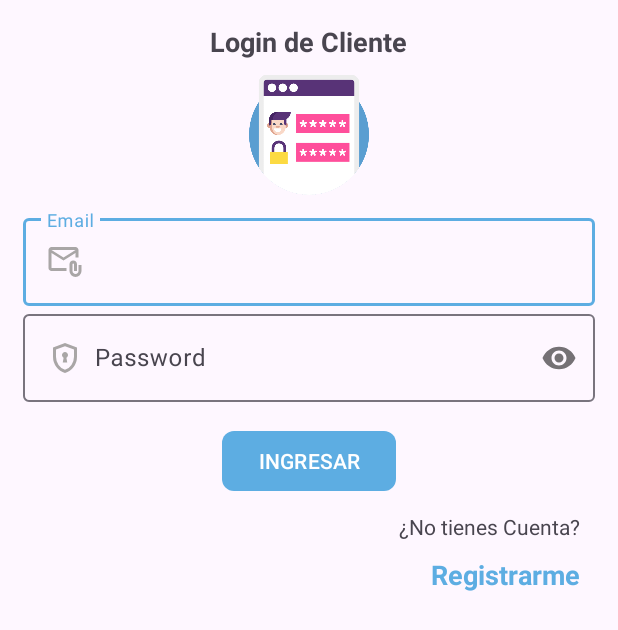
After one commit to Daniel888Mendez/TiendaVirtual, an Android app: the LoginClienteActivity screen opened directly, with no data from a screen before it, on a phone screen of 412 x 824 dp. The commit adds this screen. Shown: the top 630 px of the screen. Run offline under Robolectric (Android 15) with nearby library versions, the phone set to English and light mode, and no system bars.

Commit message:
Se ha creado la interface para Login de usuario

```diff
--- a/app/src/main/AndroidManifest.xml
+++ b/app/src/main/AndroidManifest.xml
@@ -13,6 +13,9 @@
         android:roundIcon="@mipmap/ic_launcher_round"
         android:supportsRtl="true"
         android:theme="@style/Theme.TiendaVirtual">
+        <activity
+            android:name=".Cliente.LoginClienteActivity"
+            android:exported="false" />
         <activity
             android:name=".Cliente.RegistroClienteActivity"
             android:exported="false" />
--- /dev/null
+++ b/app/src/main/java/com/dmo/tiendavirtual/Cliente/LoginClienteActivity.kt
@@ -0,0 +1,16 @@
+package com.dmo.tiendavirtual.Cliente
+
+import android.os.Bundle
+import androidx.activity.enableEdgeToEdge
+import androidx.appcompat.app.AppCompatActivity
+import androidx.core.view.ViewCompat
+import androidx.core.view.WindowInsetsCompat
+import com.dmo.tiendavirtual.R
+
+class LoginClienteActivity : AppCompatActivity() {
+    override fun onCreate(savedInstanceState: Bundle?) {
+        super.onCreate(savedInstanceState)
+        setContentView(R.layout.activity_login_cliente)
+
+    }
+}
--- /dev/null
+++ b/app/src/main/res/layout/activity_login_cliente.xml
@@ -0,0 +1,100 @@
+<?xml version="1.0" encoding="utf-8"?>
+<RelativeLayout
+    xmlns:android="http://schemas.android.com/apk/res/android"
+    xmlns:app="http://schemas.android.com/apk/res-auto"
+    xmlns:tools="http://schemas.android.com/tools"
+    android:id="@+id/main"
+    android:layout_width="match_parent"
+    android:layout_height="match_parent"
+    tools:context=".Cliente.LoginClienteActivity">
+    <androidx.appcompat.widget.LinearLayoutCompat
+        android:layout_width="match_parent"
+        android:layout_height="wrap_content"
+        android:orientation="vertical"
+        android:padding="15dp">
+
+        <TextView
+            android:text="@string/txtLoginC"
+            android:textSize="18dp"
+            android:textStyle="bold"
+            android:layout_gravity="center"
+            android:layout_width="wrap_content"
+            android:layout_height="wrap_content"/>
+        <androidx.appcompat.widget.AppCompatImageView
+            android:layout_width="80dp"
+            android:layout_height="80dp"
+            android:layout_gravity="center"
+            android:src="@drawable/login_cliente"
+            android:layout_marginTop="10dp"
+            android:layout_marginBottom="10dp"/>
+
+        <!--Email-->
+        <com.google.android.material.textfield.TextInputLayout
+            android:layout_width="match_parent"
+            android:layout_height="wrap_content">
+            <EditText
+                android:hint="@string/etEmailV"
+                android:id="@+id/etEmailC"
+                android:inputType="text"
+                android:drawableStart="@drawable/icono_email"
+                android:drawablePadding="8dp"
+                android:layout_width="match_parent"
+                android:layout_height="wrap_content"/>
+
+        </com.google.android.material.textfield.TextInputLayout>
+
+        <!--Password-->
+        <com.google.android.material.textfield.TextInputLayout
+            android:layout_width="match_parent"
+            android:layout_height="wrap_content"
+            app:passwordToggleEnabled="true">
+            <EditText
+                android:id="@+id/etPasswordC"
+                android:hint="@string/etPasswordV"
+                android:drawableStart="@drawable/icono_password"
+                android:drawablePadding="8dp"
+                android:inputType="textPassword"
+                android:layout_width="match_parent"
+                android:layout_height="wrap_content"/>
+
+        </com.google.android.material.textfield.TextInputLayout>
+
+        <!--LoginCliente-->
+        <com.google.android.material.button.MaterialButton
+            android:id="@+id/btnLoginC"
+            android:text="@string/btnLoginC"
+            android:layout_gravity="center"
+            android:layout_marginTop="15dp"
+            android:textAllCaps="true"
+            app:cornerRadius="8dp"
+            android:layout_width="wrap_content"
+            android:layout_height="wrap_content"/>
+
+        <!--Txt-->
+        <TextView
+            android:text="@string/txtNoCuenta"
+            android:layout_gravity="end"
+            android:layout_marginTop="10dp"
+            android:layout_marginEnd="10dp"
+            android:layout_width="wrap_content"
+            android:layout_height="wrap_content"/>
+
+        <!--Btn registro-->
+        <TextView
+            android:id="@+id/tvRegistrarC"
+            android:text="@string/tvRegistrarC"
+            android:layout_gravity="end"
+            android:layout_marginTop="10dp"
+            android:layout_marginEnd="10dp"
+            android:textSize="18sp"
+            android:textStyle="bold"
+            android:textColor="@color/celesteoscuro"
+            android:layout_width="wrap_content"
+            android:layout_height="wrap_content"/>
+
+
+
+
+    </androidx.appcompat.widget.LinearLayoutCompat>
+
+</RelativeLayout>
--- a/app/src/main/res/values/strings.xml
+++ b/app/src/main/res/values/strings.xml
@@ -40,4 +40,10 @@
     <string name="txtNoCuenta">¿No tienes Cuenta?</string>
     <string name="tvRegistrarV">Registrarme</string>
 
+    <!--Login cliente-->
+    <string name="txtLoginC">Login de Cliente</string>
+    <string name="btnLoginC">Ingresar</string>
+    <string name="txtNoCuentaC">¿No tienes Cuenta?</string>
+    <string name="tvRegistrarC">Registrarme</string>
+
 </resources>
```
Also changed, not shown: app/src/main/res/drawable/login_cliente.png (added).
